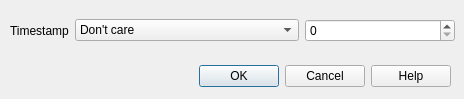
The window that src/cdlgselecttimestamp.ui (grodansparadis/vscp-works-qt) describes before a commit, drawn with Qt 5.
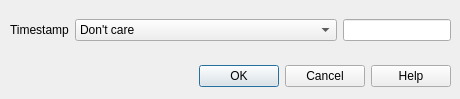
The same window after the commit.

```diff
--- a/src/cdlgselecttimestamp.ui
+++ b/src/cdlgselecttimestamp.ui
@@ -6,7 +6,7 @@
    <rect>
     <x>0</x>
     <y>0</y>
-    <width>464</width>
+    <width>460</width>
     <height>99</height>
    </rect>
   </property>
@@ -34,7 +34,7 @@
     <rect>
      <x>10</x>
      <y>10</y>
-     <width>445</width>
+     <width>441</width>
      <height>41</height>
     </rect>
    </property>
@@ -95,19 +95,13 @@
      </widget>
     </item>
     <item row="0" column="2">
-     <widget class="QSpinBox" name="spinBoxBoxTimeStamp">
+     <widget class="QLineEdit" name="editTimeStamp">
       <property name="sizePolicy">
        <sizepolicy hsizetype="Fixed" vsizetype="Fixed">
         <horstretch>0</horstretch>
         <verstretch>0</verstretch>
        </sizepolicy>
       </property>
-      <property name="minimumSize">
-       <size>
-        <width>150</width>
-        <height>0</height>
-       </size>
-      </property>
      </widget>
     </item>
    </layout>
```
Left out of the diff: 54 changed lines with no effect on the pictures.
